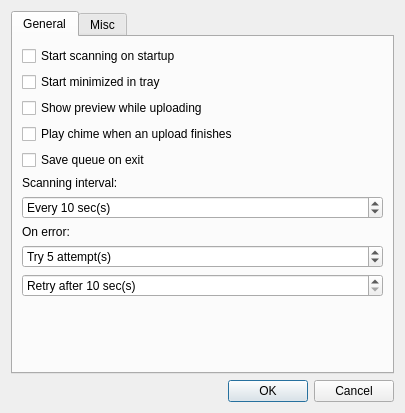
Qt form SettingsDialog.ui (vulevu121/PhotosUploader) before a commit.
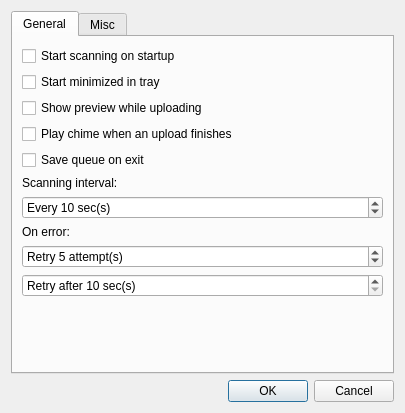
The same form after that commit. Icons and pictures are not drawn.

Patch:
```diff
--- a/SettingsDialog.ui
+++ b/SettingsDialog.ui
@@ -102,7 +102,7 @@
           <string> attempt(s)</string>
          </property>
          <property name="prefix">
-          <string>Try </string>
+          <string>Retry </string>
          </property>
          <property name="minimum">
           <number>1</number>
```
Left out of the diff: 16 changed lines with no effect on the pictures.
